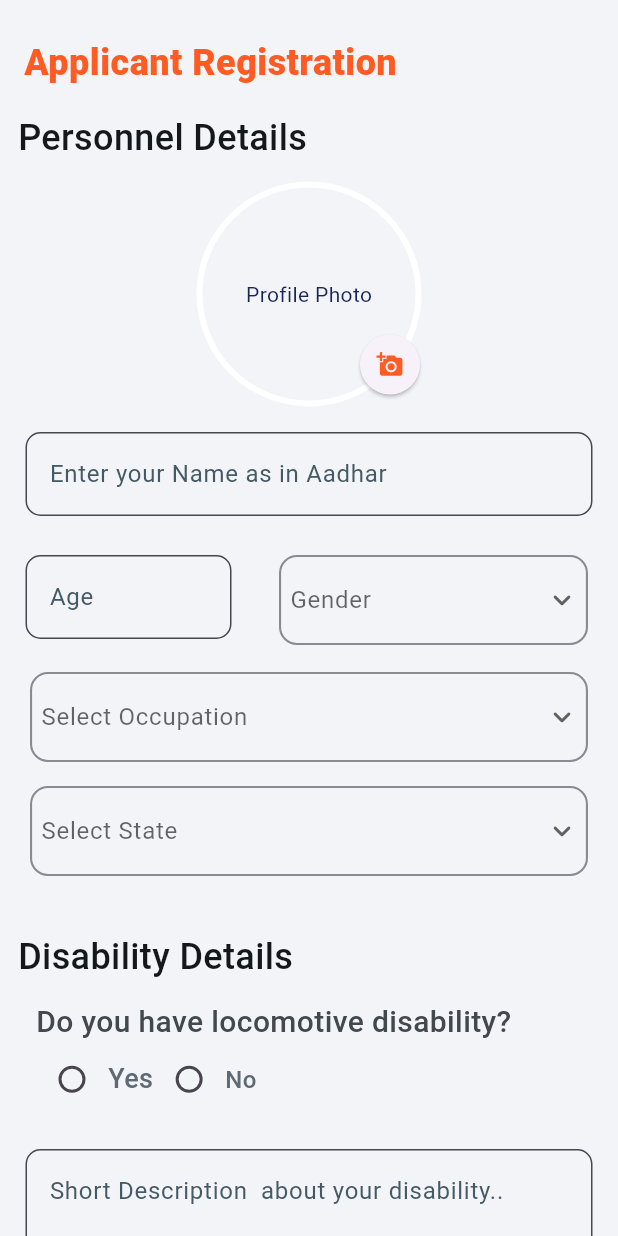
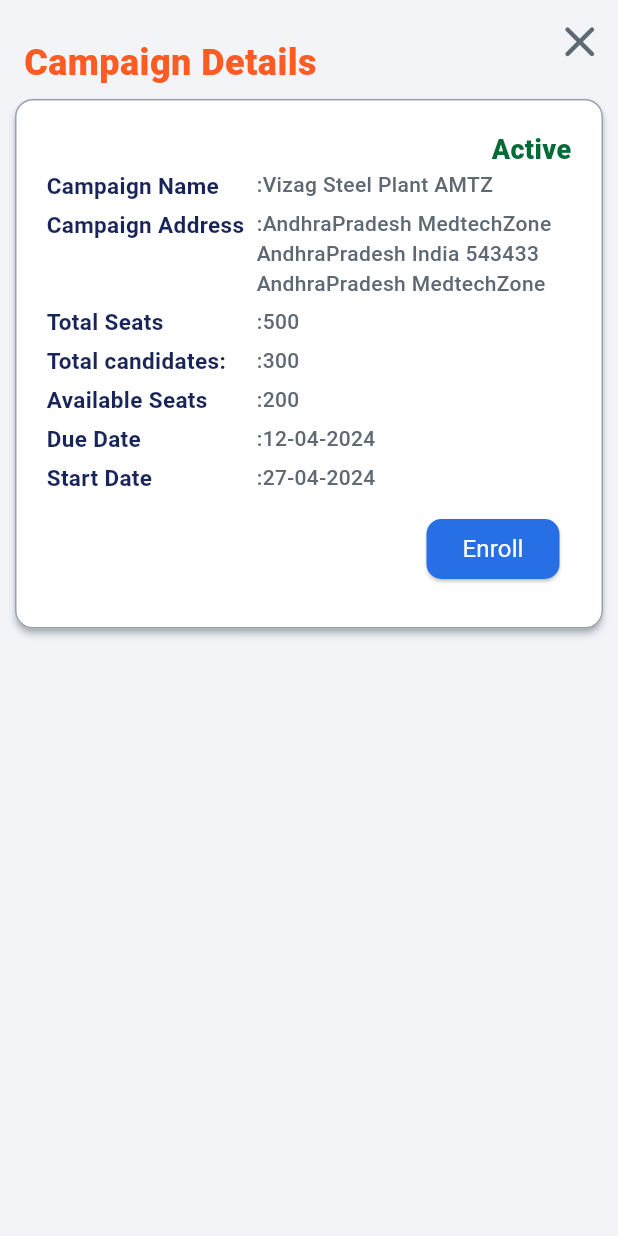
Before and after one commit to Coding2co/Divyangjan_Code, a Flutter app: the screen it shows after launch, on a phone screen of 412 x 824 dp. Run offline on Flutter 3.47's test engine with Material 3 defaults, Android fonts, the phone set to English and light mode, and no system bars; our stand-ins replace get, image_picker, pin_code_fields.

Commit message:
add details Widget

```diff
--- a/lib/Resources/Colors/app_colors.dart
+++ b/lib/Resources/Colors/app_colors.dart
@@ -2,7 +2,7 @@
 import 'package:flutter/material.dart';
 
 class AppColors{
-static const Color primaryText = Color(0xFfFFFFFFF5B22);
+static const Color primaryText = Color(0xFFFFF5B22);
 static const Color secondaryText = Color.fromRGBO(94, 105, 115,1);
 static const Color blackText = Color.fromRGBO(20,24, 27, 1);
 static const Color primaryBackground = Color.fromRGBO(242, 244, 248,7);
--- a/lib/Resources/Strings/app_strings.dart
+++ b/lib/Resources/Strings/app_strings.dart
@@ -94,4 +94,14 @@
   // static const String view = "View";
   static const String searchLabel = "Search Candidates...";
   static const String  totCandi= "Total candidates: ";
+
+
+  // Campaign Details Card;
+  static const String campName = "Campaign Name";
+  static const String campAddress = "Campaign Address";
+  static const String totSeats = "Total Seats";
+  static const String availSeats = "Available Seats";
+  static const String occuSeats = "Occupied Seats";
+  static const String dueDate = "Due Date";
+  static const String startDate = "Start Date";
 }
--- a/lib/main.dart
+++ b/lib/main.dart
@@ -4,6 +4,8 @@
 import 'package:divyangjan_frontend/screens/registration_screen.dart';
 import 'package:flutter/material.dart';
 import 'package:get/get.dart';
+
+import 'screens/campaign_details_screen.dart';
 
 
 
@@ -39,6 +41,6 @@
           //     name: '/eligibleCandidateScreenRoute',
           //     page: () => RegistratedCandidatesWidget()),
         ],
-        home: RegistrationScreen(isFrom: true));
+        home: CampaignDetailsScreen());
   }
 }
--- /dev/null
+++ b/lib/screens/campaign_details_screen.dart
@@ -0,0 +1,65 @@
+import 'package:divyangjan_frontend/Resources/Colors/app_colors.dart';
+import 'package:divyangjan_frontend/Resources/Strings/app_strings.dart';
+import 'package:divyangjan_frontend/widgets/campaign_details_card.dart';
+import 'package:divyangjan_frontend/widgets/text_widget.dart';
+import 'package:flutter/material.dart';
+import 'package:get/get.dart';
+
+
+
+class CampaignDetailsScreen extends StatelessWidget {
+
+  const CampaignDetailsScreen({super.key});
+
+  @override
+  Widget build(BuildContext context) {
+     final List<TitleValueModel>items =[
+      TitleValueModel(title: AppString.campName,value: 'Vizag Steel Plant AMTZ'),
+      TitleValueModel(title: AppString.campAddress,value: 'AndhraPradesh MedtechZone AndhraPradesh India 543433 AndhraPradesh MedtechZone'),
+      TitleValueModel(title: AppString.totSeats,value: '500'),
+      TitleValueModel(title: AppString.totCandi,value: '300'),
+      TitleValueModel(title: AppString.availSeats,value: '200'),
+      TitleValueModel(title: AppString.dueDate,value: '12-04-2024'),
+      TitleValueModel(title: AppString.startDate,value: '27-04-2024'),
+
+
+     ];
+    return Scaffold(
+      backgroundColor: AppColors.primaryBackground,
+      appBar: AppBar(
+        automaticallyImplyLeading: false,
+        elevation: 0,
+        title: const Padding(
+          padding: EdgeInsets.only(top: 28.0),
+          child: TextWidget(
+            title: 'Campaign Details',
+            textColor: AppColors.primaryText,
+            textFontSize: 24,
+            textFontWeight: FontWeight.w800,
+            textSpace: 0.3,
+          ),
+        ),
+        actions: [
+          IconButton(
+              onPressed: () {
+                //navigation to back page.
+              },
+              icon: const Icon(
+                Icons.close_rounded,
+                size: 35.0,
+                color: AppColors.secondaryText,
+                weight: 20,
+              ))
+        ],
+        backgroundColor: AppColors.primaryBackground,
+      ),
+      body: SafeArea(
+        child:DetailCardWidget(isAdmin: false, btn1Name: 'Enroll', onPressedView: (){
+          Get.defaultDialog(title: 'helo motto',);
+        },items: items,btn2Name: 'Update',) ),
+
+    );
+
+  }
+
+}
--- a/lib/widgets/button_widget.dart
+++ b/lib/widgets/button_widget.dart
@@ -7,8 +7,8 @@
 class ButtonWidget extends StatelessWidget {
   final String title;
   final Function onChanged;
-  final double btnWidth;
-  final double btnHeight;
+  final double? btnWidth;
+  final double? btnHeight;
   final double btnBorderRadius;
   final Color btnColor;
   final Color? btnTextColor;
@@ -16,11 +16,12 @@
   final double? btnTextFontSize;
   final double? btnTxtSpace;
   final Color? btnBorderColor;
+  final bool? visible;
 
   const ButtonWidget({
     Key? key,
-    required this.btnWidth,
-    required this.btnHeight,
+     this.btnWidth,
+     this.btnHeight,
     required this.btnBorderRadius,
     required this.btnColor,
     required this.onChanged,
@@ -29,7 +30,7 @@
     this.btnTextFontWeight,
     this.btnTextFontSize,
     this.btnTxtSpace,
-    this.btnBorderColor,
+    this.btnBorderColor, this.visible,
   });
 
   @override
@@ -37,6 +38,8 @@
     return SizedBox(
       width: btnWidth,
       height: btnHeight,
+      child: Visibility(
+        visible: visible ?? true,
         child: ElevatedButton(
           onPressed: () {
             onChanged();
@@ -58,6 +61,7 @@
               textFontSize: btnTextFontSize ?? 16.0,
               textFontWeight: btnTextFontWeight ?? FontWeight.normal),
         ),
+      ),
     );
   }
 }
--- /dev/null
+++ b/lib/widgets/campaign_details_card.dart
@@ -0,0 +1,135 @@
+// ignore_for_file: must_be_immutable
+
+import 'package:divyangjan_frontend/widgets/rich_text_widget.dart';
+import 'package:divyangjan_frontend/widgets/text_widget.dart';
+import 'package:flutter/material.dart';
+import '../Resources/Colors/app_colors.dart';
+import 'button_widget.dart';
+
+class DetailCardWidget extends StatelessWidget {
+  final List<TitleValueModel>? items;
+  final double? titleFontSize;
+  final double? contentFontSize;
+  final Color? titleFontColor;
+  final Color? contentFontColor;
+  final FontWeight? titleFontWeight;
+  final FontWeight? contentFontWeight;
+  final Function()? onPressedUpdate;
+  final Function() onPressedView;
+  final String btn1Name;
+  final String? btn2Name;
+  bool isAdmin;
+
+  DetailCardWidget({
+    super.key,
+    this.items,
+    this.titleFontSize,
+    this.contentFontSize,
+    this.titleFontColor,
+    this.contentFontColor,
+    this.titleFontWeight,
+    this.contentFontWeight,
+    required this.isAdmin,
+    required this.btn1Name,
+    this.btn2Name,
+    this.onPressedUpdate,
+    required this.onPressedView,
+  });
+
+  @override
+  Widget build(BuildContext context) {
+    return SingleChildScrollView(
+      // physics:const NeverScrollableScrollPhysics(),
+      child: Card(
+        elevation: 2,
+        shadowColor: AppColors.cardShadow,
+        margin: const EdgeInsets.symmetric(horizontal: 10, vertical: 10),
+        child: Container(
+          padding: const EdgeInsets.symmetric(horizontal: 10, vertical: 10),
+          width: MediaQuery.of(context).size.width,
+          decoration: BoxDecoration(
+            color: AppColors.secondaryBackground,
+            border: Border.all(color: AppColors.cardShadow, width: 1),
+            borderRadius: BorderRadius.circular(12),
+          ),
+          child: Padding(
+            padding: const EdgeInsets.all(10.0),
+            child: Column(
+              mainAxisSize: MainAxisSize.min,
+              crossAxisAlignment: CrossAxisAlignment.start,
+              children: [
+                const Align(
+                    alignment: Alignment.topRight,
+                    child: TextWidget(
+                      title: 'Active',
+                      textColor: AppColors.completedColor,
+                      textFontSize: 18,
+                      textFontWeight: FontWeight.w900,
+                      align: TextAlign.end,
+                    )),
+                ListView.builder(
+                    shrinkWrap: true,
+                    itemCount: 7,
+                    itemBuilder: (context, index) {
+                      return Padding(
+                        padding: const EdgeInsets.only(bottom: 5.0),
+                        child: RichTextWidget(
+                          title: items?[index].title,
+                          content: items?[index].value,
+                          titleColor: titleFontColor,
+                          titleFontSize: titleFontSize,
+                          titleFontWeight: titleFontWeight,
+                          contentColor: contentFontColor,
+                          contentFontSize: contentFontSize,
+                          contentFontWeight: contentFontWeight,
+                        ),
+                      );
+                    }),
+
+
+                Row(
+                  mainAxisAlignment: MainAxisAlignment.end,
+                  children: [
+                    Padding(
+                      padding: const EdgeInsets.all(8.0),
+                      child: ButtonWidget(
+                        visible: isAdmin ? true : false,
+                        btnWidth: MediaQuery.of(context).size.width * 0.3,
+                        btnBorderRadius: 10,
+                        btnColor: AppColors.navyBlue,
+                        onChanged: onPressedUpdate ?? () {},
+                        title: btn2Name ?? '',
+                        btnTextColor: AppColors.secondaryBackground,
+                      ),
+                    ),
+                    const SizedBox(
+                      width: 20.0,
+                    ),
+                    Padding(
+                      padding: const EdgeInsets.all(8.0),
+                      child: ButtonWidget(
+                        visible: true,
+                        btnBorderRadius: 10,
+                        btnColor: AppColors.bluue,
+                        onChanged: onPressedView,
+                        title: btn1Name,
+                        btnTextColor: AppColors.secondaryBackground,
+                      ),
+                    )
+                  ],
+                ),
+              ],
+            ),
+          ),
+        ),
+      ),
+    );
+  }
+}
+
+class TitleValueModel {
+  final String? title;
+  final String? value;
+
+  TitleValueModel({this.title, this.value});
+}
--- /dev/null
+++ b/lib/widgets/rich_text_widget.dart
@@ -0,0 +1,50 @@
+import 'package:divyangjan_frontend/Resources/Colors/app_colors.dart';
+import 'package:divyangjan_frontend/widgets/text_widget.dart';
+import 'package:flutter/material.dart';
+
+class RichTextWidget extends StatelessWidget {
+  final String? title;
+  final String? content;
+  final Color? titleColor;
+  final Color? contentColor;
+  final double? titleFontSize;
+  final double? contentFontSize;
+  final FontWeight? titleFontWeight;
+  final FontWeight? contentFontWeight;
+  final double titleWidth;
+
+  const RichTextWidget({
+    Key? key,
+    this.title,
+    this.content,
+    this.titleColor,
+    this.contentColor,
+    this.contentFontSize,
+    this.contentFontWeight,
+    this.titleFontSize,
+    this.titleFontWeight,
+    this.titleWidth = 140.0, // Default width
+  }) : super(key: key);
+
+  @override
+  Widget build(BuildContext context) {
+    return Row(
+      crossAxisAlignment: CrossAxisAlignment.start,
+      children: [
+        SizedBox(
+            width: titleWidth,
+            child: TextWidget(
+                title: '$title',
+                textColor: titleColor ?? AppColors.navyBlue,
+                textFontSize: titleFontSize ?? 15,
+                textFontWeight: FontWeight.w600)),
+        Flexible(
+            child: TextWidget(
+                title: ':$content',
+                textColor: contentColor ?? AppColors.secondaryText,
+                textFontSize: contentFontSize ?? 14.0,
+                textFontWeight: contentFontWeight ?? FontWeight.w500)),
+      ],
+    );
+  }
+}
--- a/lib/widgets/text_widget.dart
+++ b/lib/widgets/text_widget.dart
@@ -6,17 +6,20 @@
   final double textFontSize;
   final FontWeight textFontWeight;
   final double? textSpace;
-  const TextWidget({super.key,required this.title,required this.textColor,required this.textFontSize,required this.textFontWeight,this.textSpace});
+  final TextAlign? align;
+  const TextWidget({super.key,required this.title,required this.textColor,required this.textFontSize,required this.textFontWeight,this.textSpace,this.align});
 
   @override
   Widget build(BuildContext context) {
     return  Text(
             title,
+            textAlign:align ,
             style: TextStyle(
               color:textColor,
               fontSize: textFontSize,
               fontWeight: textFontWeight,
               letterSpacing: textSpace,
+
             ),
 
     );
```
Lines whose indentation alone changed are shown as unchanged.
